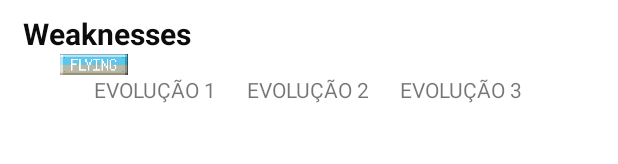
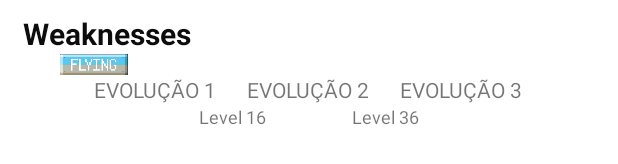
Before and after one commit to rafael-cagliari/pokedex, an Android app: the layout pokemon_details_fragment.xml on its own in the app's theme, with its tools: preview values and no code run, on a phone screen of 412 x 824 dp. Shown: the part 484-648 px from the top of the screen. Run offline under Robolectric (Android 15) with nearby library versions, the phone set to English and light mode, and no system bars.

Commit message:
fixed farfetchd and nidoran bugs

```diff
--- a/app/src/main/java/com/example/pokedex/adapter/PokemonAdapter.kt
+++ b/app/src/main/java/com/example/pokedex/adapter/PokemonAdapter.kt
@@ -87,14 +87,10 @@ class PokemonAdapter(private val pokemonList: List<Pokemon>) :
                 PokemonListFragmentDirections.actionPokemonListFragmentToPokemonDetailsFragment(
                     description = pokemon.desc!!,
                     name = pokemon.name!!,
-                    nameLowerCase = pokemon.name.toString().toLowerCase(),
+                    nameLowerCase = pokemon.name.toLowerCase(),
                     number = pokemon.num!!,
                     height = pokemon.height!!,
                     wight = pokemon.weight!!,
-                    egg = pokemon.egg!!,
-                    candy = pokemon.candy!!,
-                    spawnTime = pokemon.spawnTime!!,
-                    spawnChance = pokemon.spawnChance.toString(),
                     type = pokemon.type.toTypedArray(),
                     weaknesses = pokemon.weaknesses!!.toTypedArray(),
                     nextEvolution = arrayOf(
--- a/app/src/main/res/layout/pokemon_details_fragment.xml
+++ b/app/src/main/res/layout/pokemon_details_fragment.xml
@@ -4,6 +4,10 @@
     xmlns:tools="http://schemas.android.com/tools"
     android:layout_width="match_parent"
     android:layout_height="match_parent">
+    <androidx.core.widget.NestedScrollView
+        android:layout_width="wrap_content"
+        android:layout_height="wrap_content"
+        tools:ignore="MissingConstraints">
 
     <LinearLayout
         android:layout_width="match_parent"
@@ -229,6 +233,28 @@
                 tools:text="EVOLUÇÃO 1"
                 tools:ignore="MissingConstraints" />
 
+            <TextView
+                android:id="@+id/evo_cond1"
+                android:layout_width="wrap_content"
+                android:layout_height="wrap_content"
+                android:textSize="12dp"
+                app:layout_constraintEnd_toStartOf="@+id/evo2"
+                app:layout_constraintStart_toEndOf="@+id/evo1"
+                app:layout_constraintTop_toBottomOf="@+id/evo1"
+                tools:ignore="MissingConstraints"
+                tools:text="Level 16" />
+
+            <TextView
+                android:id="@+id/evo_cond2"
+                android:layout_width="wrap_content"
+                android:layout_height="wrap_content"
+                android:textSize="12dp"
+                app:layout_constraintEnd_toStartOf="@+id/evo3"
+                app:layout_constraintStart_toEndOf="@+id/evo2"
+                app:layout_constraintTop_toBottomOf="@+id/evo1"
+                tools:ignore="MissingConstraints"
+                tools:text="Level 36" />
+
             <ImageView
                 android:id="@+id/evo_figure2"
                 android:layout_width="wrap_content"
@@ -271,6 +297,5 @@
 
         </androidx.constraintlayout.widget.ConstraintLayout>
     </LinearLayout>
-
-
+    </androidx.core.widget.NestedScrollView>
 </androidx.constraintlayout.widget.ConstraintLayout>
```
Also changed, not shown: app/src/main/java/com/example/pokedex/ui/PokemonDetailsFragment.kt (+47 -23 lines), app/src/main/res/navigation/nav_graph.xml (+0 -12 lines), app/src/main/assets/response.json.
